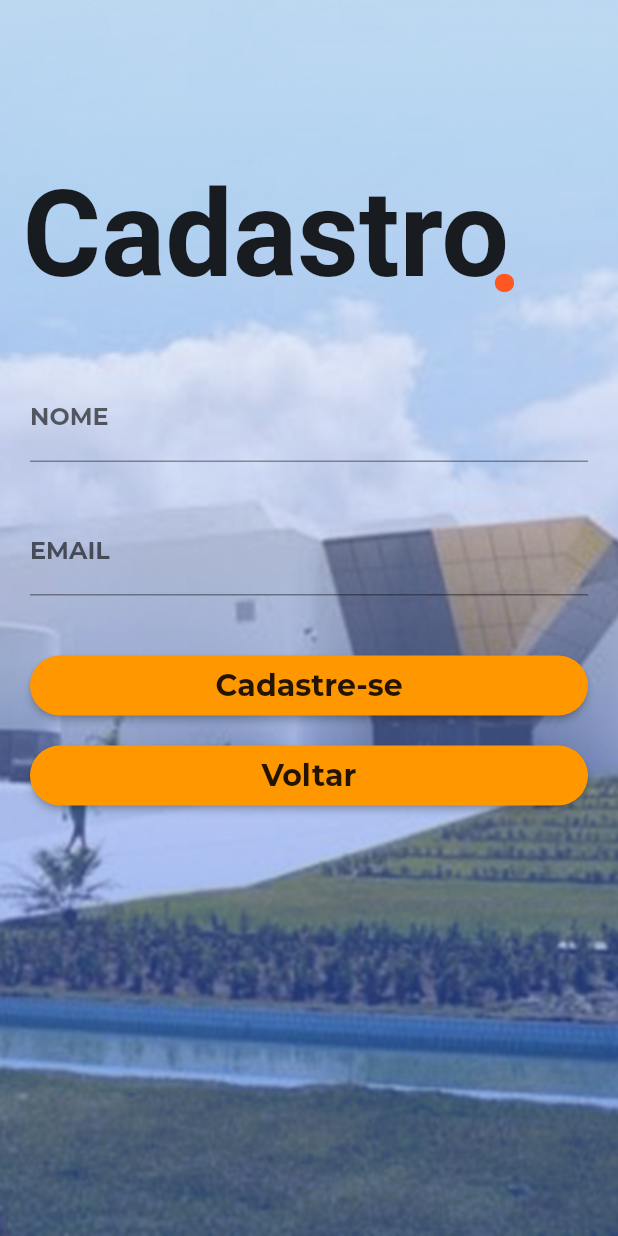
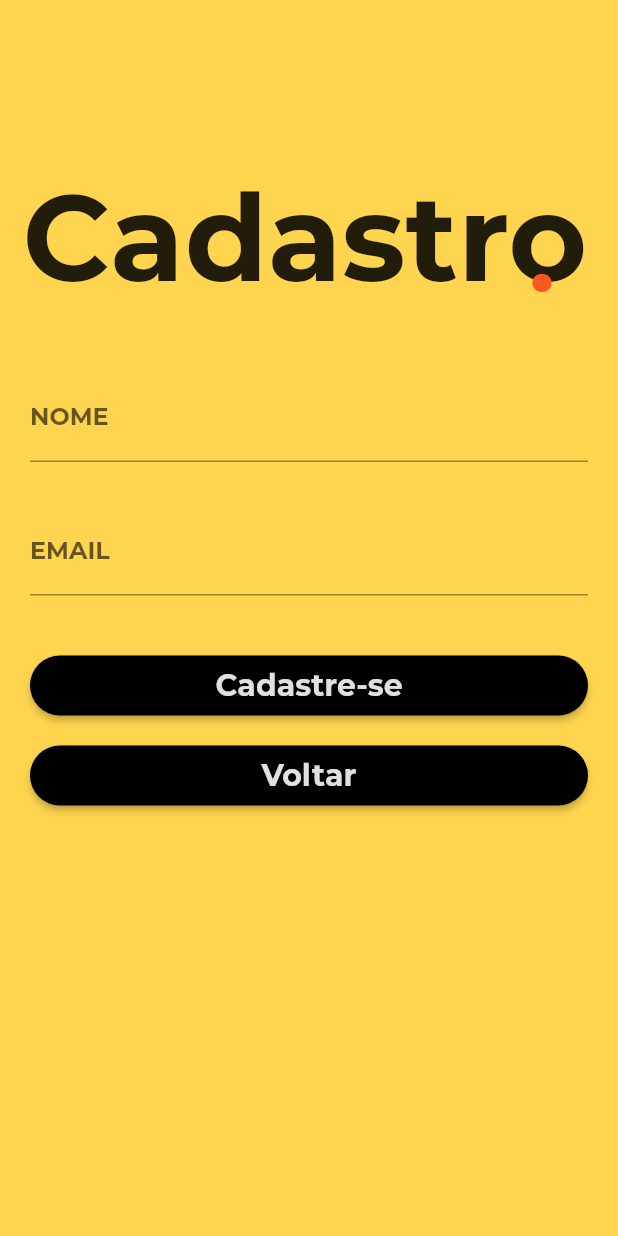
Before and after one commit to arthuralveso/unifacisa-mobile-museu, a Flutter app: the SignupPage screen opened by its route, on a phone screen of 412 x 824 dp. Run offline on Flutter 3.47's test engine with Material 2 defaults, Android fonts, the phone set to English and light mode, and no system bars; our stand-ins replace dio; missing offline and left inert: device_id; project files that could hold a hidden picture were left out.

Commit message:
Update signup.dart

```diff
--- a/Mobile/lib/signup.dart
+++ b/Mobile/lib/signup.dart
@@ -45,10 +45,7 @@ class _SignupPageState extends State<SignupPage> {
         resizeToAvoidBottomPadding: false,
         body: Container(
            decoration: BoxDecoration(
-            image: DecorationImage(
-              image: AssetImage("assets/fotoMuseu.jpg"),
-              fit: BoxFit.cover,
-            ),
+            color: Colors.amber[300]
           ),
           child: Column(crossAxisAlignment: CrossAxisAlignment.start, children: <
             Widget>[
@@ -60,11 +57,14 @@ class _SignupPageState extends State<SignupPage> {
                   child: Text(
                     'Cadastro',
                     style:
-                        TextStyle(fontSize: 80.0, fontWeight: FontWeight.bold),
+                        TextStyle(fontSize: 80.0,
+                        fontWeight: FontWeight.bold,
+                        fontFamily: 'Montserrat',
+                        ),
                   ),
                 ),
                 Container(
-                  padding: EdgeInsets.fromLTRB(325.0, 120.0, 0.0, 0.0),
+                  padding: EdgeInsets.fromLTRB(350.0, 120.0, 0.0, 0.0),
                   child: Text(
                     '.',
                     style: TextStyle(
@@ -130,12 +130,13 @@ class _SignupPageState extends State<SignupPage> {
                           },
                             child: Text('Cadastre-se',
                             style: TextStyle(
+                              color: Colors.grey[300],
                               fontFamily: 'Montserrat',
                               fontSize: 20,
                               fontWeight: FontWeight.w700,
                             ),
                           ),
-                          color: Colors.orange,
+                          color: Colors.black,
                           shape: RoundedRectangleBorder(
                             borderRadius: BorderRadius.circular(30),
                         ),
@@ -152,12 +153,13 @@ class _SignupPageState extends State<SignupPage> {
                           },
                             child: Text('Voltar',
                             style: TextStyle(
+                              color: Colors.grey[300],
                               fontFamily: 'Montserrat',
                               fontSize: 20,
                               fontWeight: FontWeight.w700,
                             ),
                           ),
-                          color: Colors.orange,
+                          color: Colors.black,
                           shape: RoundedRectangleBorder(
                             borderRadius: BorderRadius.circular(30),
                         ),
```
Lines whose indentation alone changed are shown as unchanged.
